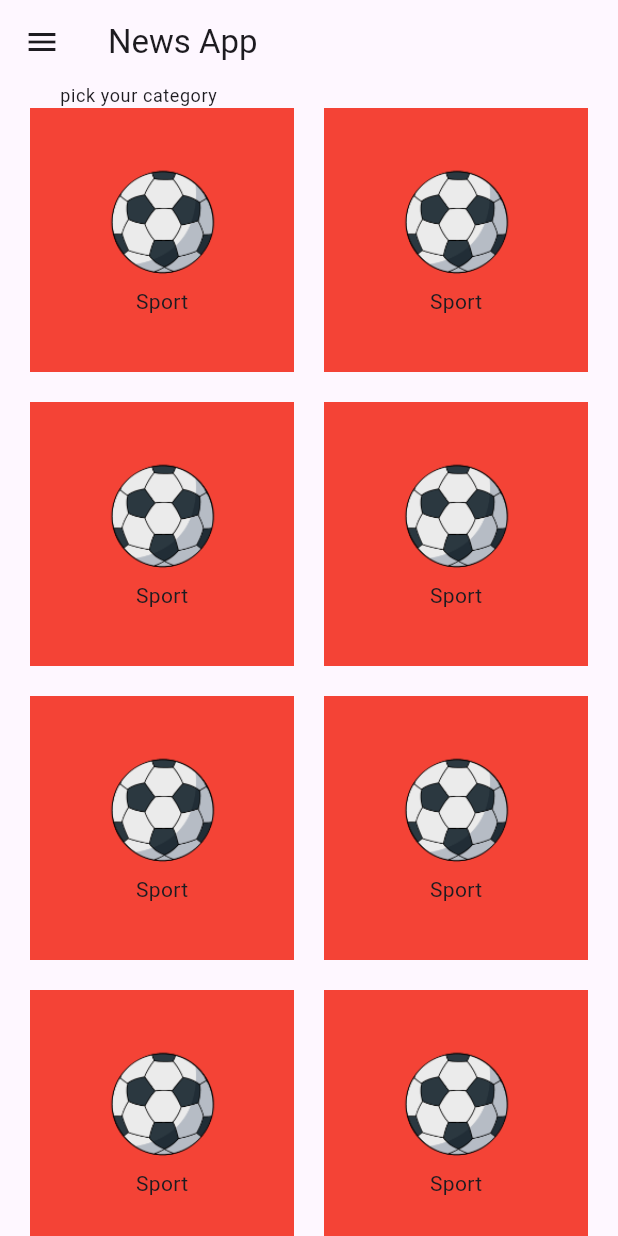
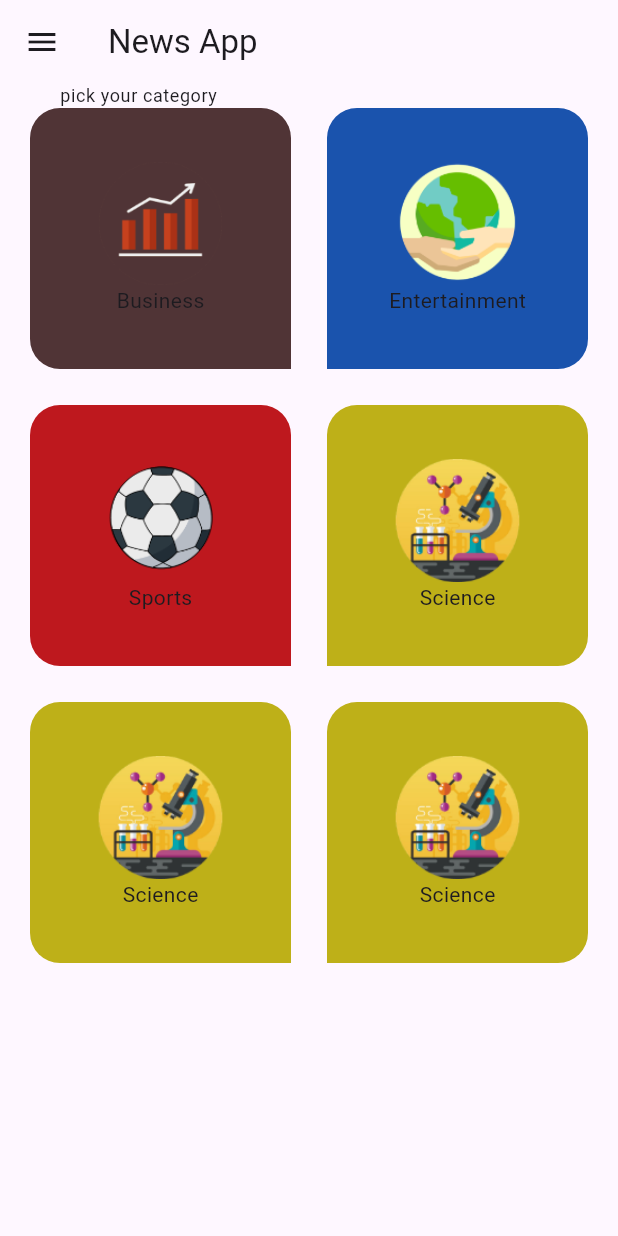
Before and after one commit to amiraEmad2/News, a Flutter app: the screen it shows after launch, on a phone screen of 412 x 824 dp. Run offline on Flutter 3.47's test engine with Material 3 defaults, Android fonts, the phone set to English and light mode, and no system bars; network calls fail.

Commit message:
Finished Category.

```diff
--- a/lib/app_theme.dart
+++ b/lib/app_theme.dart
@@ -5,8 +5,10 @@ class AppTheme{
   static Color mavyColor = Color(0xFF171616);
   static Color text = Color(0xFFFCFBFB);
 
+
   static ThemeData ligthTheme = ThemeData(
-appBarTheme : AppBarTheme(
+      appBarTheme : AppBarTheme(
+        foregroundColor: AppTheme.text,
   backgroundColor:  PrimaryColor,
   titleTextStyle:  TextStyle(color:Colors.white,
   fontSize: 22,
--- a/lib/category/category_grid.dart
+++ b/lib/category/category_grid.dart
@@ -1,5 +1,7 @@
+import 'package:flutter/foundation.dart';
 import 'package:flutter/material.dart';
 import 'package:news/category/category_item.dart';
+import 'package:news/category/category_model.dart';
 
 class CategoryScreen extends StatelessWidget {
 
@@ -20,10 +22,14 @@ class CategoryScreen extends StatelessWidget {
             child: GridView.builder(
               gridDelegate: SliverGridDelegateWithFixedCrossAxisCount(
                 crossAxisCount: 2,
-                    mainAxisSpacing: 20,
-                crossAxisSpacing: 20,
+                    mainAxisSpacing: 24,
+                crossAxisSpacing: 24,
               ),
-              itemBuilder: (context,index)=>CategoryItem()
+              itemBuilder: (context,index)=>CategoryItem(
+                  categories :CategoryModel.categories[index],
+                  index : index,
+              ),
+              itemCount:CategoryModel.categories.length ,
 
             ),
           ),
--- a/lib/category/category_item.dart
+++ b/lib/category/category_item.dart
@@ -1,19 +1,35 @@
 import 'package:flutter/material.dart';
+import 'package:news/category/category_model.dart';
 
 class CategoryItem extends StatelessWidget {
-
+final CategoryModel categories;
+final int index;
+const CategoryItem ({
+  required this.categories,
+  required this.index});
   @override
   Widget build(BuildContext context) {
     return  Container(
-      decoration: BoxDecoration(color:Colors.red ),
+      decoration: BoxDecoration(
+          color:categories.color,
+      borderRadius: BorderRadius.only(
+        topLeft: Radius.circular(20),
+        topRight: Radius.circular(20),
+        bottomLeft:Radius.circular (index.isEven?20:0),
+        bottomRight :Radius.circular (index.isOdd?20:0
+
+        ),
+
+      ),
+      ),
 
       child: Column(
         mainAxisAlignment: MainAxisAlignment.center,
         children: [
-          Image.asset('assets/images/ball.png',
+          Image.asset('assets/images/${categories.imageName}.png',
             height: MediaQuery.of(context).size.height*0.1,
           ),
-          Text('Sport',
+          Text(categories.title,
             style:Theme.of(context).textTheme.bodyMedium ,)
         ],),
     );
--- /dev/null
+++ b/lib/category/category_model.dart
@@ -0,0 +1,61 @@
+
+import 'dart:ui';
+
+class CategoryModel{
+  final String id ;
+  final String title ;
+  final String imageName ;
+  final Color color ;
+
+  CategoryModel({
+    required this.id,
+    required this.title,
+    required this.imageName,
+    required this.color,
+  });
+static List<CategoryModel> categories=[
+  CategoryModel(
+      id: 'business' ,
+    title: 'Business',
+    imageName: 'bussines',
+    color: Color(0xFF503436),
+
+  ),
+  CategoryModel(
+    id: 'entertainment' ,
+    title: 'Entertainment',
+    imageName: 'environment',
+    color: Color(0xFF1A53AD),
+
+  ),
+  CategoryModel(
+    id: 'sports' ,
+    title: 'Sports',
+    imageName: 'ball',
+    color: Color(0xFFBE181E),
+
+  ),
+
+  CategoryModel(
+    id: 'science' ,
+    title: 'Science',
+    imageName: 'science',
+    color: Color(0xFFBEB018),
+
+  ),
+  CategoryModel(
+    id: 'science' ,
+    title: 'Science',
+    imageName: 'science',
+    color: Color(0xFFBEB018),
+
+  ),
+  CategoryModel(
+    id: 'science' ,
+    title: 'Science',
+    imageName: 'science',
+    color: Color(0xFFBEB018),
+
+  ),
+];
+}
--- a/lib/home_screen.dart
+++ b/lib/home_screen.dart
@@ -17,6 +17,7 @@ static const String routeName ='/';
       child: Scaffold(
         drawer: HomeDrowar(),
         appBar: AppBar(
+
           title: Text('News App',),
           shape: BeveledRectangleBorder(borderRadius: BorderRadius.circular(20),
           ),
```
